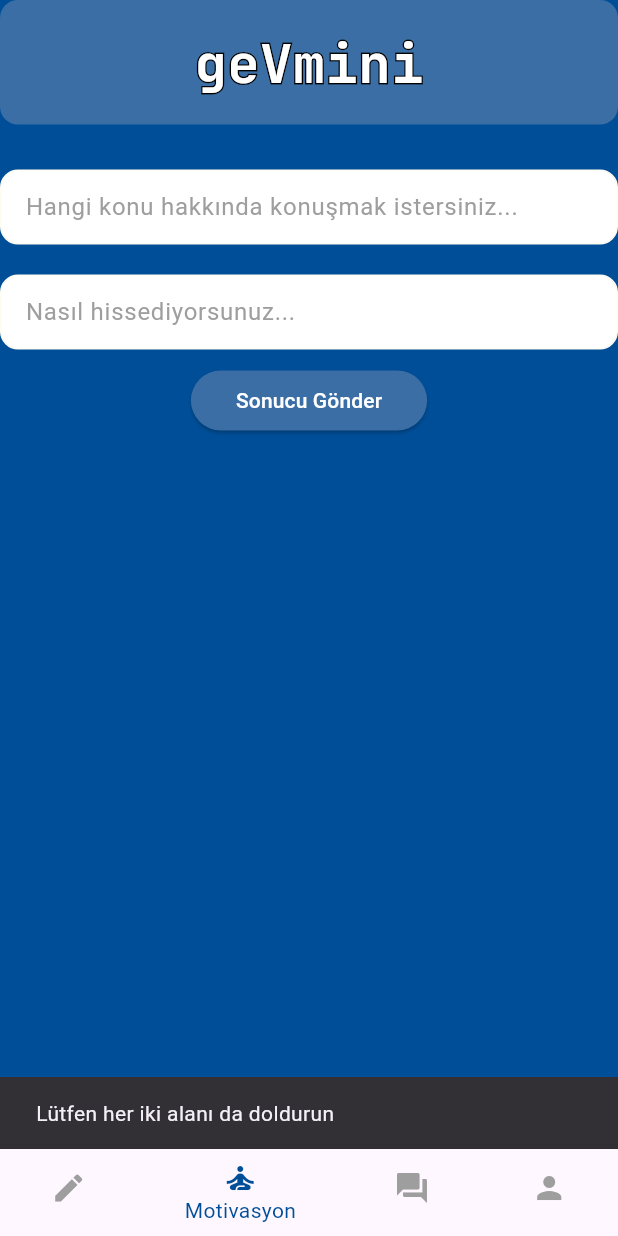
After one commit to Melihemin/GeVmini, a Flutter app: the MainMenuPage screen opened by its route, item 2 of the bottom bar chosen, after a tap on "Sonucu Gönder", on a phone screen of 412 x 824 dp. The commit adds this screen. Run offline on Flutter 3.47's test engine with Material 3 defaults, Android fonts, the light colour scheme and no system bars; our stand-ins replace native_dialog_plus; missing offline and left inert: some_api_library.

Commit message:
Added 2 other screens and basic features required for the project. In addition, the functions that provide the requests required for the software intelligence model connected with API were created and saved in a separate file.

```diff
--- /dev/null
+++ b/gevmini/lib/functions.dart
@@ -0,0 +1,88 @@
+// functions.dart
+import 'package:some_api_library/api.dart'; // Replace with the actual API package you're using
+
+class AidaFunctions {
+  final ApiModel model; // This should be initialized with the actual API model
+
+  AidaFunctions(this.model);
+
+  // 1. Find Answer
+  Future<String> findAnswer(String question, String level) async {
+    final message = """
+      ${level} bir cevap ver: Soru: '$question' için $level seviyesinde bir açıklama yap.
+      Kullanıcıya soruyu anlattıktan sonra sorunun hangi konuyla alakalı olduğunu anlat.
+      Bu sorunun konusuyla ilgili 5 tane kaynak öner ve motivasyon yazısı yaz.
+    """;
+
+    final chat = model.startChat();
+    final response = await chat.sendMessage(message);
+    return response.text;
+  }
+
+  // 2. Guide
+  Future<String> guide(String subject, String feel) async {
+    final message = """
+      Konu: $subject
+      Şu anki hissiyat: $feel
+
+      Bu konuda başarılı olmak için gereken adımları birlikte gözden geçirelim. Öncelikle, bu süreçte karşılaşacağınız zorlukların bir gelişim işareti olduğunu bilin ve kendinizi yargılamadan ilerlemeye çalışın.
+
+      1. **Yol Haritası Oluşturma**: İlk olarak, bu konuda öğrenmeniz gereken temel bilgileri araştırın ve bir plan yapın. Kapsamlı bir şekilde ilerleyebilmek için her gün veya hafta öğrenmeniz gereken hedefleri belirleyin.
+      2. **Temel Bilgileri Pekiştirme**: Temel konuları iyice anlamadan ilerlemek zordur. Eğer zorlanıyorsanız, biraz geri dönüp temel bilgileri gözden geçirin.
+      3. **Öğrenme Kaynakları**: Bu alanda başarılı olmanızı sağlayacak, çevrimiçi kaynaklar ve eğitimler bulabilirsiniz. Önerilen kaynakları kullanarak güçlü bir altyapı oluşturun.
+      4. **Uygulama Yapın ve Pes Etmeyin**: Herhangi bir konuda uzmanlaşmanın yolu, teori ile birlikte uygulama yapmaktır. Her küçük adımı başarı sayın ve asla pes etmeyin.
+
+      Unutmayın, bu süreçte her gün biraz daha güçleniyorsunuz. Zorluklar karşısında yılmayın; her adım sizi hedefinize daha da yaklaştırıyor. Kendinize güvenin!
+    """;
+
+    final chat = model.startChat();
+    final response = await chat.sendMessage(message);
+    return response.text;
+  }
+
+  // 3. Lecture
+  Future<String> lecture(String subject, String title, String level, int token) async {
+    final message = """
+      Lütfen '$title' konusunu '$subject' alanında detaylı bir şekilde anlatın.
+      Eğer anlatılmasını istenilen konu sayısal ise işlem ve mantık ağırlıklı anlatın,
+      Eğer anlatılmasını istenilen konu sözel ise anlatım ağırlıklı olsun.
+      Anlatımın seviyesi $level öğrenciler için uygun olmalıdır.
+      Açıklamanızın uzunluğu $token karakter olmalıdır.
+
+      Lütfen aşağıdaki kriterleri dikkate alarak konuyu açıklayın:
+      1. Kavramların ve fikirlerin netliği.
+      2. Verilen bilginin derinliği.
+      3. Ana noktaları açıklamak için örnekler kullanılması.
+      4. İlgi çekicilik ve katılım düzeyi.
+      5. Genel yapı ve tutarlılık.
+
+      Açıklamanızın sonunda, verdiğiniz bilgilerin etkinliğini değerlendirin.
+      En son anlattığınız konu hakkında 5 tane türkçe dilinde ve ücretsiz kaynak önerisinde bulunun.
+    """;
+
+    final chat = model.startChat();
+    final response = await chat.sendMessage(message);
+    return response.text;
+  }
+
+  // 4. Create Quiz
+  Future<String> createQuiz(String subject, int questionCount, String level) async {
+    final message = """
+      Konu: $subject
+      Zorluk Seviyesi: $level
+      Soru Sayısı: $questionCount
+
+      Lütfen belirtilen konu ve zorluk seviyesine göre yeni nesil ve eski nesil KPSS tarzı sorular oluşturun.
+      Soruların özellikleri:
+      1. Her soru, ilgili konuya dair derinlemesine bilgi gerektirmelidir.
+      2. Sorular, çeşitli zorluk seviyelerinde olmalı ve kullanıcıların analiz yapma becerisini ölçmelidir.
+      3. Eski nesil sorular, daha geleneksel bir formatta ve net sorulardan oluşmalı; yeni nesil sorular ise eleştirel düşünme ve problem çözme gerektiren durumları içermelidir.
+      4. Her sorunun zorluk seviyesini belirten bir açıklama ekleyin.
+      5. Soruların geçerliliği ve güncelliği açısından, hem tarihi hem de güncel bilgilerle bağlantılı olmasına dikkat edin.
+    """;
+
+    final chat = model.startChat();
+    final response = await chat.sendMessage(message);
+    return response.text;
+  }
+}
--- /dev/null
+++ b/gevmini/lib/main_menu.dart
@@ -0,0 +1,62 @@
+import 'package:flutter/material.dart';
+import 'package:gevmini/ask_question.dart';
+import 'package:gevmini/question_page.dart';
+import 'package:gevmini/motivate_page.dart';
+
+class MainMenuPage extends StatefulWidget {
+  const MainMenuPage({Key? key}) : super(key: key);
+
+  @override
+  _MainMenuPageState createState() => _MainMenuPageState();
+}
+
+class _MainMenuPageState extends State<MainMenuPage> {
+  int _currentIndex = 0;
+
+  final List<Widget> _screens = [
+    QuestionPage(),
+    MotivationPage(),
+    AskQuestionPage(),
+    Center(child: Text('Profil Sayfası', style: TextStyle(fontSize: 24))),
+  ];
+
+  void _onTabTapped(int index) {
+    setState(() {
+      _currentIndex = index;
+    });
+  }
+
+  @override
+  Widget build(BuildContext context) {
+    return Scaffold(
+
+      body: _screens[_currentIndex],
+      bottomNavigationBar: BottomNavigationBar(
+        currentIndex: _currentIndex,
+        onTap: _onTabTapped,
+        selectedItemColor: Color(0xFF004E98),
+        unselectedItemColor: Colors.grey,
+        items: [
+          BottomNavigationBarItem(
+            icon: Icon(Icons.create),
+            label: 'Soru Oluştur',
+            tooltip: 'Soru Oluştur',
+
+          ),
+          BottomNavigationBarItem(
+            icon: Icon(Icons.self_improvement),
+            label: 'Motivasyon',
+          ),
+          BottomNavigationBarItem(
+            icon: Icon(Icons.question_answer),
+            label: 'Soru Sor',
+          ),
+          BottomNavigationBarItem(
+            icon: Icon(Icons.person),
+            label: 'Profil',
+          ),
+        ],
+      ),
+    );
+  }
+}
--- /dev/null
+++ b/gevmini/lib/motivate_page.dart
@@ -0,0 +1,161 @@
+import 'package:flutter/material.dart';
+import 'package:native_dialog_plus/native_dialog_plus.dart';
+import 'global.dart'; //dart file it keeps username
+
+
+class MotivationPage extends StatefulWidget {
+
+const MotivationPage({Key? key}) : super(key: key);
+
+  @override
+  _MotivationPageState createState() => _MotivationPageState();
+}
+
+class _MotivationPageState extends State<MotivationPage> {
+  bool isExplanationVisible = false;
+  bool showAdditionalButtons = false;
+  final TextEditingController _textController1 = TextEditingController(); // First textController
+  final TextEditingController _textController2 = TextEditingController(); // Second textController
+  String result = ''; // Result text
+
+  @override
+  void dispose() {
+    _textController1.dispose();
+    _textController2.dispose();
+    super.dispose();
+  }
+
+  void _calculateResult() {
+    setState(() {
+      // Combining input from two text fields as an example result
+      result = 'Birinci Girdi: ${_textController1.text}\nİkinci Girdi: ${_textController2.text}';
+    });
+  }
+
+  @override
+  Widget build(BuildContext context) {
+    return Scaffold(
+      backgroundColor: Color(0xFF004E98),
+      body: SingleChildScrollView(
+        child: Column(
+          children: [
+            // Logo
+            Container(
+              width: double.infinity,
+              padding: EdgeInsets.symmetric(vertical: 16, horizontal: 24),
+              decoration: BoxDecoration(
+                color: Color(0xFF3A6EA5),
+                borderRadius: BorderRadius.circular(12),
+              ),
+              child: Stack(
+                alignment: Alignment.center,
+                children: [
+                  Text(
+                    'geVmini',
+                    style: TextStyle(
+                      fontSize: 36,
+                      fontWeight: FontWeight.bold,
+                      fontFamily: 'JetBrainsMono',
+                      foreground: Paint()
+                        ..style = PaintingStyle.stroke
+                        ..strokeWidth = 2
+                        ..color = Colors.black,
+                    ),
+                  ),
+                  Text(
+                    'geVmini',
+                    style: TextStyle(
+                      fontSize: 36,
+                      fontWeight: FontWeight.bold,
+                      fontFamily: 'JetBrainsMono',
+                      color: Colors.white,
+                    ),
+                  ),
+                ],
+              ),
+            ),
+            SizedBox(height: 20),
+
+            // First TextField
+            Container(
+              margin: EdgeInsets.symmetric(vertical: 10),
+              padding: EdgeInsets.symmetric(horizontal: 16),
+              decoration: BoxDecoration(
+                color: Colors.white,
+                borderRadius: BorderRadius.circular(12),
+                border: Border.all(color: Color(0xFFFFFCF2)),
+              ),
+              child: TextField(
+                controller: _textController1,
+                style: TextStyle(color: Colors.black),
+                decoration: InputDecoration(
+                  hintText: 'Hangi konu hakkında konuşmak istersiniz...',
+                  hintStyle: TextStyle(color: Colors.grey),
+                  border: InputBorder.none,
+                ),
+              ),
+            ),
+
+            // Second TextField
+            Container(
+              margin: EdgeInsets.symmetric(vertical: 10),
+              padding: EdgeInsets.symmetric(horizontal: 16),
+              decoration: BoxDecoration(
+                color: Colors.white,
+                borderRadius: BorderRadius.circular(12),
+                border: Border.all(color: Color(0xFFFFFCF2)),
+              ),
+              child: TextField(
+                controller: _textController2,
+                style: TextStyle(color: Colors.black),
+                decoration: InputDecoration(
+                  hintText: 'Nasıl hissediyorsunuz...',
+                  hintStyle: TextStyle(color: Colors.grey),
+                  border: InputBorder.none,
+                ),
+              ),
+            ),
+
+            // Submit Button
+            ElevatedButton(
+              style: ElevatedButton.styleFrom(
+                backgroundColor: Color(0xFF3A6EA5),
+                padding: EdgeInsets.symmetric(horizontal: 30, vertical: 10),
+              ),
+              onPressed: () {
+                if (_textController1.text.trim().isEmpty || _textController2.text.trim().isEmpty) {
+                  ScaffoldMessenger.of(context).showSnackBar(
+                    SnackBar(content: Text('Lütfen her iki alanı da doldurun')),
+                  );
+                } else {
+                  _calculateResult();
+                }
+              },
+              child: Text(
+                'Sonucu Gönder',
+                style: TextStyle(color: Colors.white),
+              ),
+            ),
+
+            // Result Display Area
+            if(isExplanationVisible)
+            Container(
+              margin: EdgeInsets.symmetric(vertical: 20),
+              padding: EdgeInsets.all(16),
+              decoration: BoxDecoration(
+                color: Colors.grey[800],
+                borderRadius: BorderRadius.circular(12),
+              ),
+              child: SingleChildScrollView(
+                child: Text(
+                  result,
+                  style: TextStyle(color: Colors.white, fontSize: 16),
+                ),
+              ),
+            ),
+          ],
+        ),
+      ),
+    );
+  }
+}
```
Also changed, not shown: gevmini/lib/ask_question.dart (added, +161 -0 lines), gevmini/lib/main.dart (+15 -25 lines), gevmini/lib/question_page.dart (+1 -20 lines).
